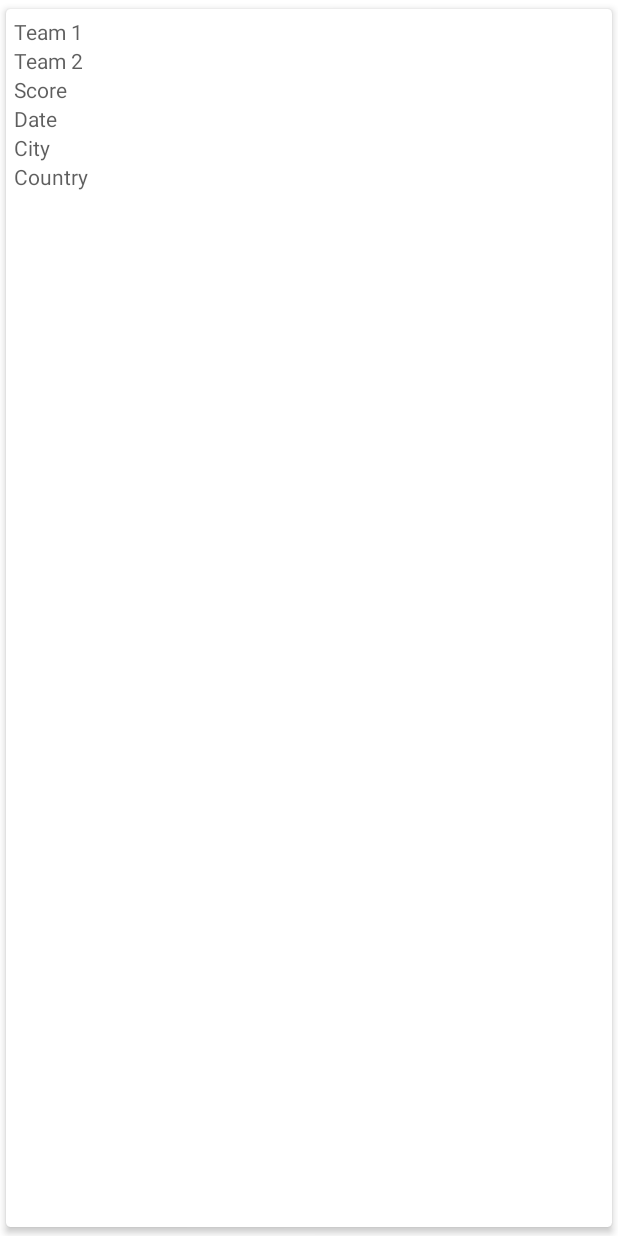
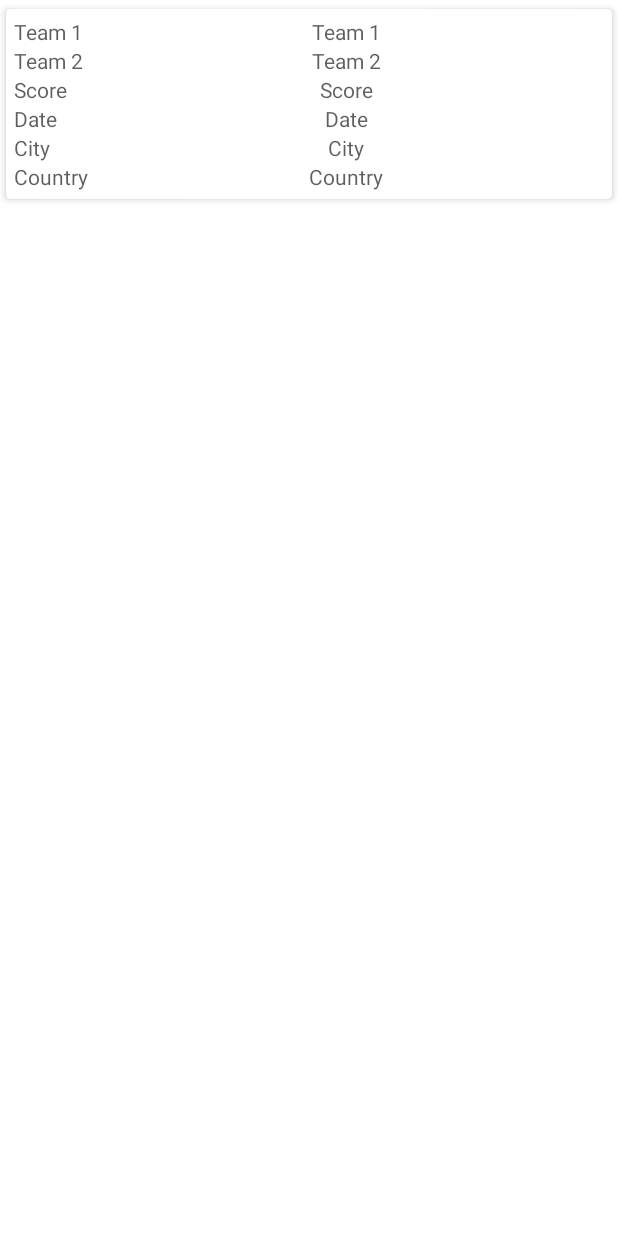
Before and after one commit to Jorgy27/SportsHCI, an Android app: the layout fragment_team_matches.xml on its own in the app's theme, with its tools: preview values and no code run, on a phone screen of 412 x 824 dp. Run offline under Robolectric (Android 15) with nearby library versions, the phone set to English and light mode, and no system bars.

Commit message:
Clicking on a sport from its corresponding list now takes you to another fragment where you can see all the matches of that sport. It only works for team sports for now...

```diff
--- a/app/src/main/res/layout/fragment_team_matches.xml
+++ b/app/src/main/res/layout/fragment_team_matches.xml
@@ -1,72 +1,119 @@
 <?xml version="1.0" encoding="utf-8"?>
 <androidx.cardview.widget.CardView xmlns:android="http://schemas.android.com/apk/res/android"
+    xmlns:app="http://schemas.android.com/apk/res-auto"
     xmlns:tools="http://schemas.android.com/tools"
     android:layout_width="match_parent"
-    android:layout_height="match_parent"
-    xmlns:app="http://schemas.android.com/apk/res-auto"
-    app:cardUseCompatPadding="true"
-    app:cardBackgroundColor="@color/white"
+    android:layout_height="wrap_content"
     app:cardCornerRadius="3dp"
-    app:cardElevation="3dp">
+    app:cardElevation="3dp"
+    app:cardUseCompatPadding="true">
 
     <TableLayout
         android:layout_width="match_parent"
         android:layout_height="wrap_content"
         android:padding="5dp"
-        android:stretchColumns="5">
+        android:stretchColumns="1">
         <TableRow>
             <TextView
-                android:id="@+id/team1Txt"
+                android:id="@+id/team1"
                 android:text="Team 1"
                 android:layout_width="match_parent"
                 android:layout_height="wrap_content"
                 android:textColor="@color/nav_black"
                 android:layout_column="0"/>
+            <TextView
+                android:id="@+id/team1Item"
+                android:text="Team 1"
+                android:layout_width="match_parent"
+                android:layout_height="wrap_content"
+                android:textColor="@color/nav_black"
+                android:layout_column="1"
+                android:gravity="center_horizontal"/>
         </TableRow>
         <TableRow>
             <TextView
-                android:id="@+id/team2Txt"
+                android:id="@+id/team2"
                 android:text="Team 2"
                 android:layout_width="match_parent"
                 android:layout_height="wrap_content"
                 android:textColor="@color/nav_black"
                 android:layout_column="0"/>
+            <TextView
+                android:id="@+id/team2Item"
+                android:text="Team 2"
+                android:layout_width="match_parent"
+                android:layout_height="wrap_content"
+                android:textColor="@color/nav_black"
+                android:layout_column="1"
+                android:gravity="center_horizontal"/>
         </TableRow>
         <TableRow>
             <TextView
-                android:id="@+id/scoreTxt"
+                android:id="@+id/score"
                 android:text="Score"
                 android:layout_width="match_parent"
                 android:layout_height="wrap_content"
                 android:textColor="@color/nav_black"
                 android:layout_column="0"/>
+            <TextView
+                android:id="@+id/scoreItem"
+                android:text="Score"
+                android:layout_width="match_parent"
+                android:layout_height="wrap_content"
+                android:textColor="@color/nav_black"
+                android:layout_column="1"
+                android:gravity="center_horizontal"/>
         </TableRow>
         <TableRow>
             <TextView
-                android:id="@+id/dateTxt"
+                android:id="@+id/date"
                 android:text="Date"
                 android:layout_width="match_parent"
                 android:layout_height="wrap_content"
                 android:textColor="@color/nav_black"
                 android:layout_column="0"/>
+            <TextView
+                android:id="@+id/dateItem"
+                android:text="Date"
+                android:layout_width="match_parent"
+                android:layout_height="wrap_content"
+                android:textColor="@color/nav_black"
+                android:layout_column="1"
+                android:gravity="center_horizontal"/>
         </TableRow>
         <TableRow>
             <TextView
-                android:id="@+id/cityTxt"
+                android:id="@+id/city"
                 android:text="City"
                 android:layout_width="match_parent"
                 android:layout_height="wrap_content"
                 android:textColor="@color/nav_black"
                 android:layout_column="0"/>
+            <TextView
+                android:id="@+id/cityItem"
+                android:text="City"
+                android:layout_width="match_parent"
+                android:layout_height="wrap_content"
+                android:textColor="@color/nav_black"
+                android:layout_column="1"
+                android:gravity="center_horizontal"/>
         </TableRow>
         <TableRow>
             <TextView
-                android:id="@+id/countryTxt"
+                android:id="@+id/country"
                 android:text="Country"
                 android:layout_width="match_parent"
                 android:layout_height="wrap_content"
                 android:textColor="@color/nav_black"
                 android:layout_column="0"/>
+            <TextView
+                android:id="@+id/countryItem"
+                android:text="Country"
+                android:layout_width="match_parent"
+                android:layout_height="wrap_content"
+                android:textColor="@color/nav_black"
+                android:layout_column="1"
+                android:gravity="center_horizontal" />
         </TableRow>
     </TableLayout>
 
```
Also changed, not shown: app/src/main/java/com/example/sportshci/FirestoreDB/TeamMatches.java (+14 -3 lines), app/src/main/java/com/example/sportshci/Matches/TeamMatchesAdapter.java (added, +81 -0 lines), app/src/main/java/com/example/sportshci/SideMenuActivity.java (+59 -7 lines).
